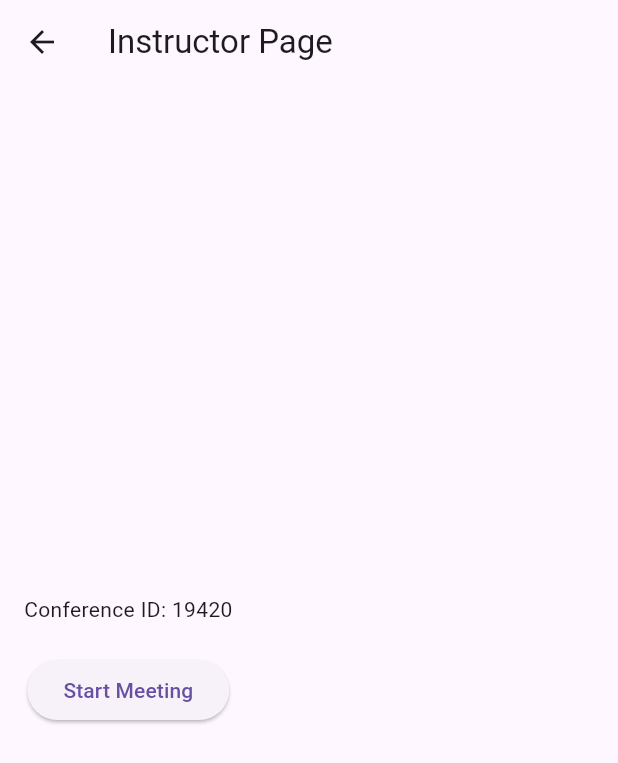
After one commit to puHoraira/edtech, a Flutter app: the FirstPage screen opened directly, after a tap on "Instructor", on a phone screen of 412 x 824 dp. The commit adds this screen. Shown: the top 763 px of the screen. Run offline on Flutter 3.47's test engine with Material 3 defaults, Android fonts, the phone set to English and light mode, and no system bars; our stand-ins replace cloud_firestore, dio, file_picker, firebase_auth, firebase_core, firebase_storage and 3 more; missing offline and left inert: zego_uikit_prebuilt_video_conference; accounts and stored records are empty.

Commit message:
lib update

```diff
--- a/lib/launchNewClass.dart
+++ b/lib/launchNewClass.dart
@@ -1,4 +1,5 @@
 import 'package:flutter/material.dart';
+import 'dart:math';
 import 'package:cloud_firestore/cloud_firestore.dart';
 
 class LaunchNewClassPage extends StatefulWidget {
@@ -109,6 +110,7 @@ class _LaunchNewClassPageState extends State<LaunchNewClassPage> {
                         'maxStudents': maxStudents,
                         'enrolledStudents': [], // Will be filled later
                         'createdAt': FieldValue.serverTimestamp(),
+                        'conferenceID':Random().nextInt(100000).toString(),
                       }).then((_) {
                         ScaffoldMessenger.of(context).showSnackBar(
                             SnackBar(content: Text('Class created successfully!'))
--- /dev/null
+++ b/lib/liveClass/firstPage.dart
@@ -0,0 +1,42 @@
+import 'package:flutter/material.dart';
+import 'instructor.dart';  // Import InstructorPage
+import 'student.dart';     // Import StudentPage
+
+class FirstPage extends StatelessWidget {
+  const FirstPage({Key? key}) : super(key: key);
+
+  @override
+  Widget build(BuildContext context) {
+    return Scaffold(
+      appBar: AppBar(title: const Text("Video Conference")),
+      body: Center(
+        child: Column(
+          mainAxisAlignment: MainAxisAlignment.center,
+          children: [
+            ElevatedButton(
+              onPressed: () {
+                // Navigate to the Instructor Page
+                Navigator.push(
+                  context,
+                  MaterialPageRoute(builder: (context) => const InstructorPage()),
+                );
+              },
+              child: const Text("Instructor"),
+            ),
+            const SizedBox(height: 20),
+            ElevatedButton(
+              onPressed: () {
+                // Navigate to the Student Page
+                Navigator.push(
+                  context,
+                  MaterialPageRoute(builder: (context) => const StudentPage()),
+                );
+              },
+              child: const Text("Student"),
+            ),
+          ],
+        ),
+      ),
+    );
+  }
+}
--- /dev/null
+++ b/lib/liveClass/instructor.dart
@@ -0,0 +1,81 @@
+import 'dart:math';
+import 'package:cloud_firestore/cloud_firestore.dart';
+
+import 'package:flutter/material.dart';
+import 'package:zego_uikit_prebuilt_video_conference/zego_uikit_prebuilt_video_conference.dart';
+import 'package:edtech/liveClass/utils.dart';
+
+
+class InstructorPage extends StatefulWidget {
+  const InstructorPage({Key? key}) : super(key: key);
+
+  @override
+  _InstructorPageState createState() => _InstructorPageState();
+}
+
+class _InstructorPageState extends State<InstructorPage> {
+  late String fixedConferenceID;
+
+  @override
+  void initState() {
+    super.initState();
+    fixedConferenceID = Random().nextInt(100000).toString(); // Initialize here
+  }
+
+
+
+  @override
+  Widget build(BuildContext context) {
+    return Scaffold(
+      appBar: AppBar(title: const Text("Instructor Page")),
+      body: Padding(
+        padding: const EdgeInsets.all(16.0),
+        child: Column(
+          mainAxisAlignment: MainAxisAlignment.center,
+          children: [
+            Text("Conference ID: $fixedConferenceID"),
+            const SizedBox(height: 20),
+            ElevatedButton(
+              onPressed: () async {
+                // Save conference ID in Firebase
+
+
+                // Navigate to VideoConferencePage with the generated ID
+                Navigator.push(
+                  context,
+                  MaterialPageRoute(
+                    builder: (context) =>
+                        VideoConferencePage(conferenceID: fixedConferenceID),
+                  ),
+                );
+              },
+              child: const Text("Start Meeting"),
+            ),
+          ],
+        ),
+      ),
+    );
+  }
+}
+
+
+class VideoConferencePage extends StatelessWidget {
+  final String conferenceID;
+
+  const VideoConferencePage({required this.conferenceID, Key? key}) : super(key: key);
+
+  @override
+  Widget build(BuildContext context) {
+    return Scaffold(
+      // appBar: AppBar(title: const Text("Conference Room")),
+      body: ZegoUIKitPrebuiltVideoConference(
+        appID: Utils.app_id,
+        appSign: Utils.app_sign_id,
+        conferenceID: conferenceID,
+        userID: "student_${DateTime.now().millisecondsSinceEpoch}",
+        userName: "Student",
+        config: ZegoUIKitPrebuiltVideoConferenceConfig(),
+      ),
+    );
+  }
+}
--- /dev/null
+++ b/lib/liveClass/utils.dart
@@ -0,0 +1,4 @@
+class Utils{
+  static int app_id = 398259075;
+  static String app_sign_id = '7e8d2c0dcdb846b1a2397fcdf4511d24175e3d8b34f04d77b2519f5e9c9a21b8';
+}
```
Also changed, not shown: lib/StudentCourseDetailPage.dart (+3 -4 lines), lib/classDetailPage.dart (+40 -0 lines), lib/liveClass/main.dart (added, +23 -0 lines), lib/liveClass/student.dart (added, +118 -0 lines), lib/viewPreviousClasses.dart (+43 -1 lines).
